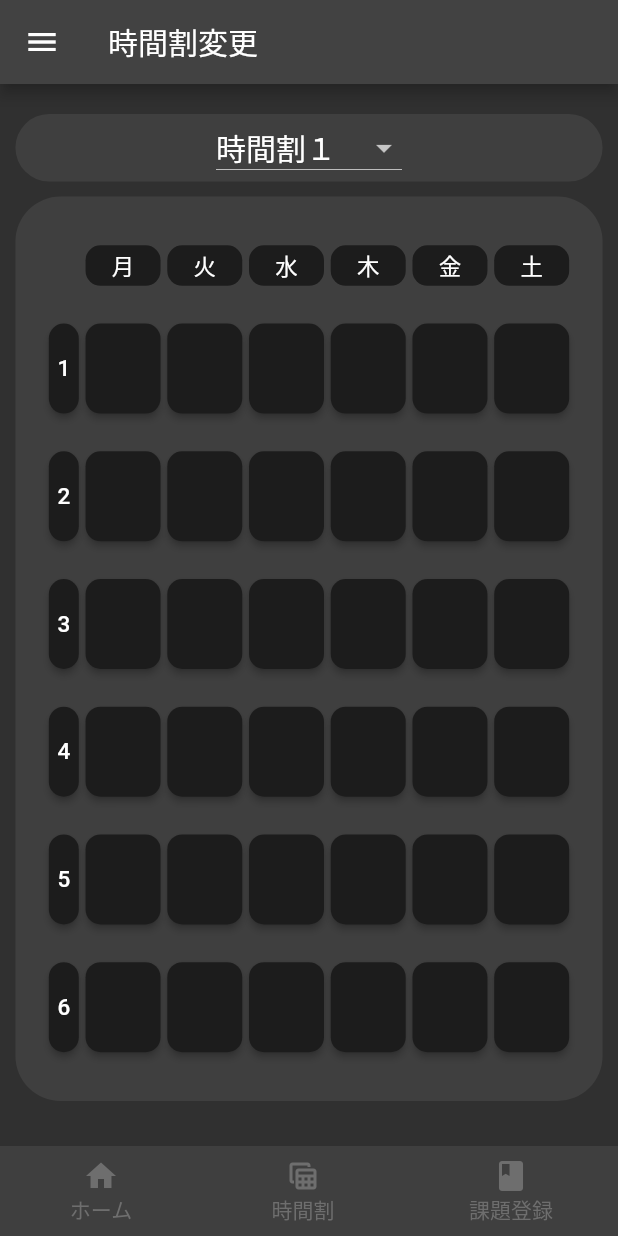
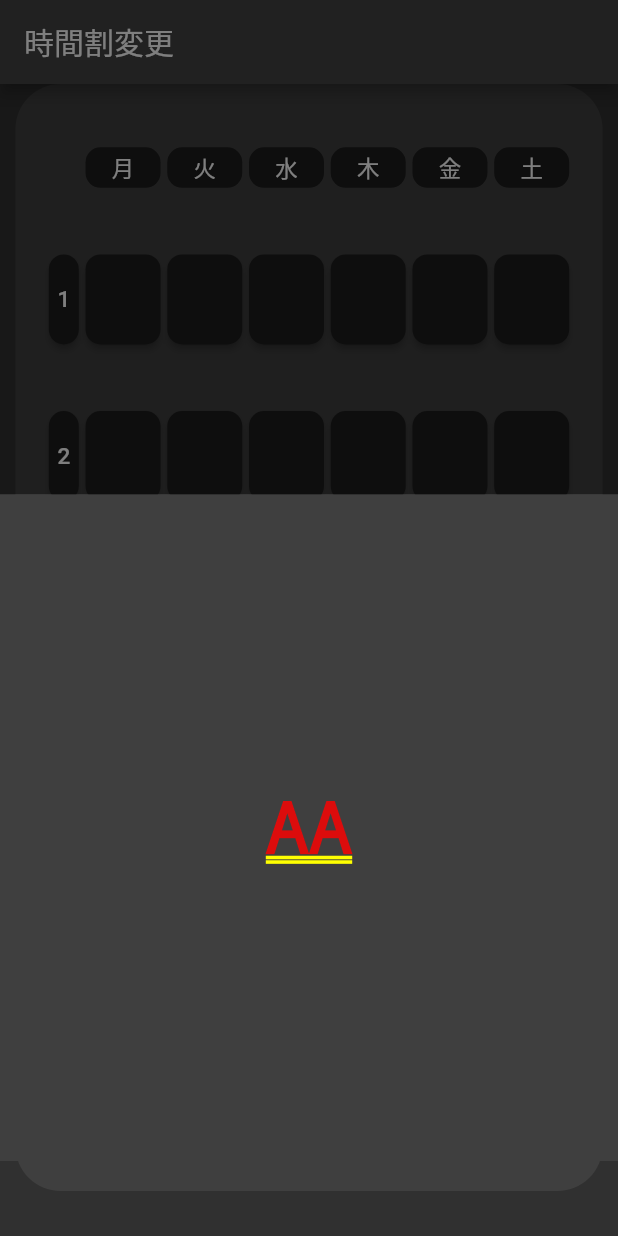
Before and after one commit to ohs-it2022/StudentSupport, a Flutter app: the TTChangePage widget shown alone on an empty page, opened directly, on a phone screen of 412 x 824 dp. Run offline on Flutter 3.47's test engine with Material 2 defaults, Android fonts, the light colour scheme and no system bars; our stand-ins replace auto_route, shared_preferences, table_calendar; missing offline and left inert: app_settings; accounts and stored records are empty.

Commit message:
ナビゲーションバー非表示

```diff
--- a/lib/src/sample.dart
+++ b/lib/src/sample.dart
@@ -61,18 +61,18 @@
 
   @override
   Widget build(BuildContext context) {
-    dynamic _drawer;
-    if(drawerFlg == 1){
-      _drawer = const OverlayWidget();
-    }else{
-      _drawer = null;
-    }
+    // dynamic _drawer;
+    // if(drawerFlg == 1){
+    //   _drawer = const OverlayWidget();
+    // }else{
+    //   _drawer = null;
+    // }
     return Scaffold(
       appBar: AppBar(
         title: Text(titleTxt),
       ),
 
-      drawer: _drawer,
+      // drawer: _drawer,
 
       body: bodyContents,
     );
--- a/lib/src/screens/timeTable/TT_change.dart
+++ b/lib/src/screens/timeTable/TT_change.dart
@@ -41,48 +41,47 @@
 
 class _TTChangePageState extends State<TTChangePage> {
 
-  @override
-  void initState(){
-    super.initState();
-    initSetTimeTable();
-    getWeekTimeTable();
-    print(weekTimeTable);
-  }
+  // @override
+  // void initState(){
+  //   super.initState();
+  //   initSetTimeTable();
+  //   getWeekTimeTable();
+  //   print(weekTimeTable);
+  // }
 
-  void getWeekTimeTable() async{
-    final _prefs = await SharedPreferences.getInstance();
-    if (_prefs.containsKey('timeTable')){
-      setState(() {
-        final jsonString = _prefs.getString("timeTable") ?? "";
-        final decodeJson = jsonDecode(jsonString);
-        decodeJson.asMap().forEach((i, elemList){
-          List<String> workList = [];
-          for (final String elem in elemList){
-            workList.add(elem);
-          }
-          weekTimeTable[i] = (workList);
-        });
-        print(weekTimeTable);
-      });
-    }
-  }
+  // void getWeekTimeTable() async{
+  //   final _prefs = await SharedPreferences.getInstance();
+  //   if (_prefs.containsKey('timeTable')){
+  //     setState(() {
+  //       final jsonString = _prefs.getString("timeTable") ?? "";
+  //       final decodeJson = jsonDecode(jsonString);
+  //       decodeJson.asMap().forEach((i, elemList){
+  //         List<String> workList = [];
+  //         for (final String elem in elemList){
+  //           workList.add(elem);
+  //         }
+  //         weekTimeTable[i] = (workList);
+  //       });
+  //       print(weekTimeTable);
+  //     });
+  //   }
+  // }
 
   @override
   Widget build(BuildContext context) {
     var screenSize = MediaQuery.of(context).size;  // 画面のサイズを取得
     final contentsWidth = screenSize.width * 0.95;
-    final timeTableTitle = Container(
-      margin: const EdgeInsets.fromLTRB(0, 20, 0, 10),
-      decoration: sectionDecoration,
-      width: contentsWidth,
-      height: 45,
-      child: const Center(child: DropdownButtonMenu(menuElem: ['時間割１','時間割２','時間割追加']),)
-    );
+    // final timeTableTitle = Container(
+    //   margin: const EdgeInsets.fromLTRB(0, 20, 0, 10),
+    //   decoration: sectionDecoration,
+    //   width: contentsWidth,
+    //   height: 45,
+    //   child: const Center(child: DropdownButtonMenu(menuElem: ['時間割１','時間割２','時間割追加']),)
+    // );
 
     final bodyCont = Center(
       child: Column(
         children: [
-          timeTableTitle,
           Expanded(
             child: Container(
               margin: const EdgeInsets.fromLTRB(0, 0, 0, 30),
@@ -101,7 +100,6 @@
               ),
             )
           ),
-          const BottomBar()
         ],
       )
     );
@@ -128,7 +126,8 @@
       width: dayWidth,
       child: ElevatedButton(
         onPressed: () {
-          context.router.push(AddDetailRoute(num: num, dayOfWeek: dayOfWeek, weekTimeTable: weekTimeTable));
+          // context.router.push(AddDetailRoute(num: num, dayOfWeek: dayOfWeek, weekTimeTable: weekTimeTable));
+
         },
         style: btnStyle,
         child: BasicText(text: txt, size: 15,)
--- a/lib/src/screens/timeTable/timeTable.dart
+++ b/lib/src/screens/timeTable/timeTable.dart
@@ -80,7 +80,7 @@
               ),
             ),
           ),
-          const BottomBar(selected: 2,)
+          // const BottomBar(selected: 2,)
         ],
       )
     );
```
Also changed, not shown: lib/main.dart (+4 -3 lines), lib/src/screens/timeTable/form.dart (added, +50 -0 lines).
